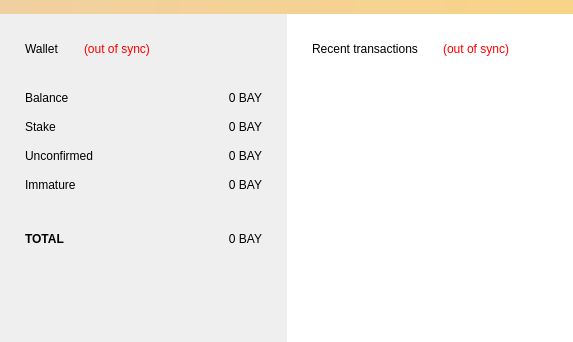
This is src/qt/forms/overviewpage.ui in dzimbeck/BitBay as Qt 5 draws it before an edit. The edited form follows.
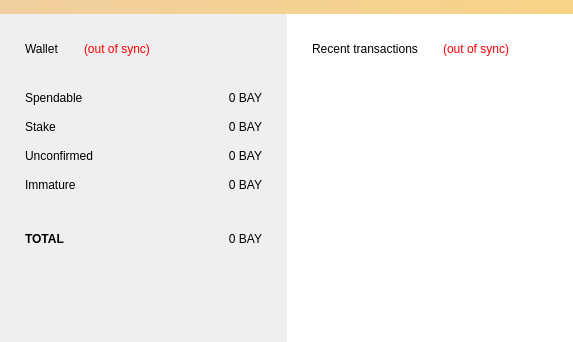
This is the edited form.

```diff
--- a/src/qt/forms/overviewpage.ui
+++ b/src/qt/forms/overviewpage.ui
@@ -281,7 +281,7 @@
                </size>
               </property>
               <property name="text">
-               <string>Balance</string>
+               <string>Spendable</string>
               </property>
              </widget>
             </item>
```
